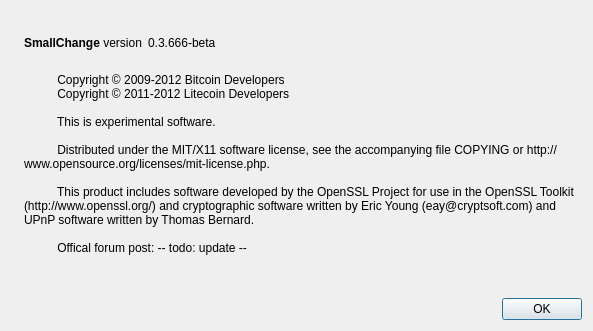
First picture: the form in src/qt/forms/aboutdialog.ui, repository indokathan/instacoin, before the edit.
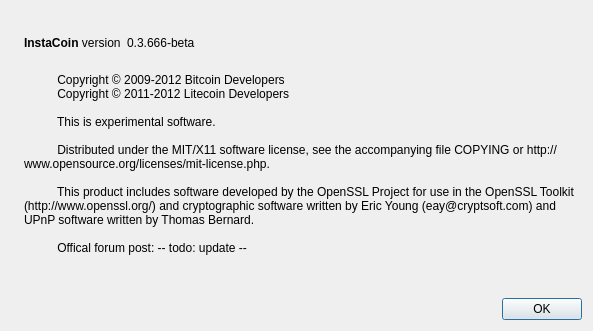
Second picture: the form after the edit. Icons and pictures are not drawn.

Diff of the .ui file:
```diff
--- a/src/qt/forms/aboutdialog.ui
+++ b/src/qt/forms/aboutdialog.ui
@@ -50,7 +50,7 @@
           <cursorShape>IBeamCursor</cursorShape>
          </property>
          <property name="text">
-          <string>&lt;b&gt;SmallChange&lt;/b&gt; version</string>
+          <string>&lt;b&gt;InstaCoin&lt;/b&gt; version</string>
          </property>
          <property name="textInteractionFlags">
           <set>Qt::LinksAccessibleByMouse|Qt::TextSelectableByKeyboard|Qt::TextSelectableByMouse</set>
```
Left out of the diff: 2 changed lines with no effect on the pictures.
